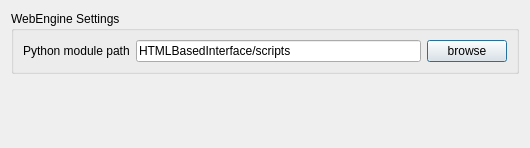
This is source/VIEW/DIALOGS/webEnginePreferences.ui in BALL-Project/ball as Qt 5 draws it before an edit. The edited form follows.
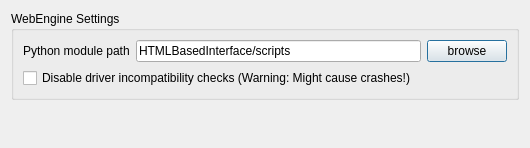
This is the edited form.

Commit message: WebEngine: Added checks for incompatible graphics device drivers

Patch:
```diff
--- a/source/VIEW/DIALOGS/webEnginePreferences.ui
+++ b/source/VIEW/DIALOGS/webEnginePreferences.ui
@@ -54,6 +54,19 @@
         </item>
        </layout>
       </item>
+      <item>
+       <widget class="QCheckBox" name="skip_checks">
+        <property name="enabled">
+         <bool>true</bool>
+        </property>
+        <property name="text">
+         <string>Disable driver incompatibility checks (Warning: Might cause crashes!)</string>
+        </property>
+        <property name="checked">
+         <bool>false</bool>
+        </property>
+       </widget>
+      </item>
      </layout>
     </widget>
    </item>
```
The commit also changes 5 other files.
